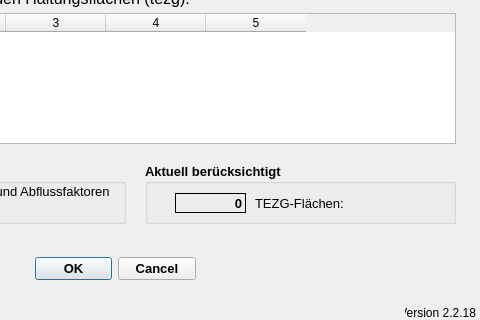
Old version of the form qkan/createunbeffl/application_dialog_base.ui in the repository hoettges/QKan; both pictures show x 215 to 695 and y 127 to 447 of the 695 by 447 pixel window.
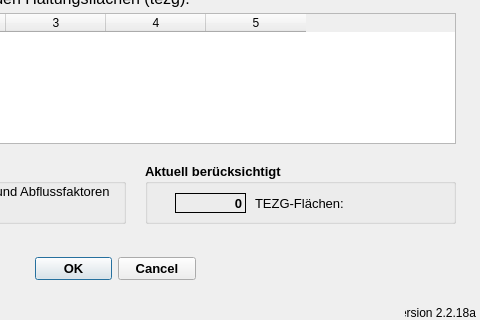
New version of the form.

```diff
--- a/qkan/createunbeffl/application_dialog_base.ui
+++ b/qkan/createunbeffl/application_dialog_base.ui
@@ -139,7 +139,7 @@
     <string>Version QKan Import</string>
    </property>
    <property name="text">
-    <string>Version 2.2.18</string>
+    <string>Version 2.2.18a</string>
    </property>
    <property name="alignment">
     <set>Qt::AlignRight|Qt::AlignTrailing|Qt::AlignVCenter</set>
```
